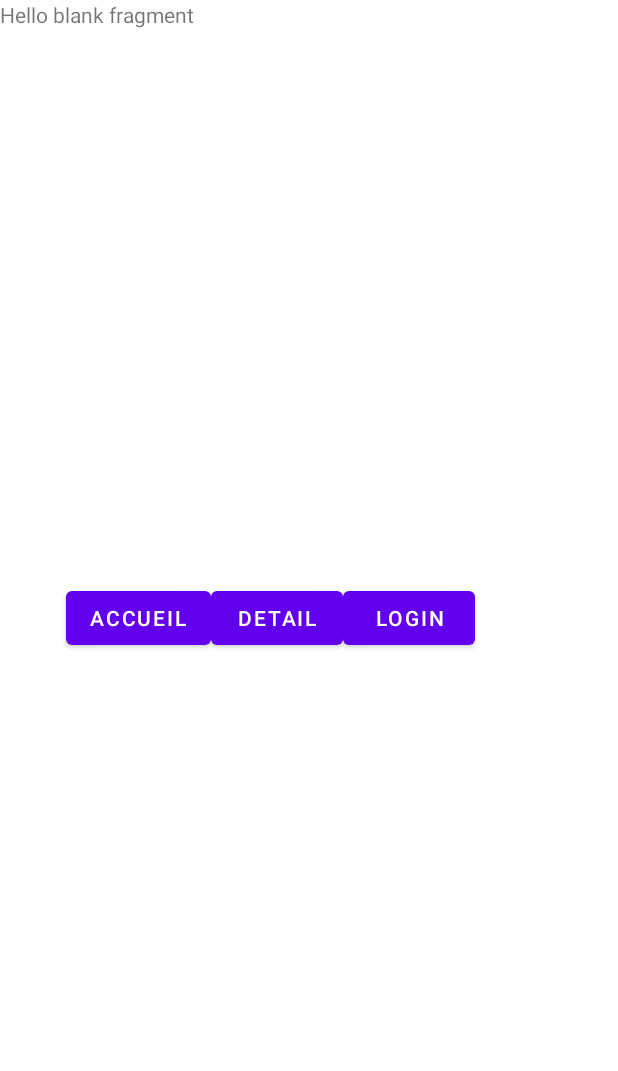
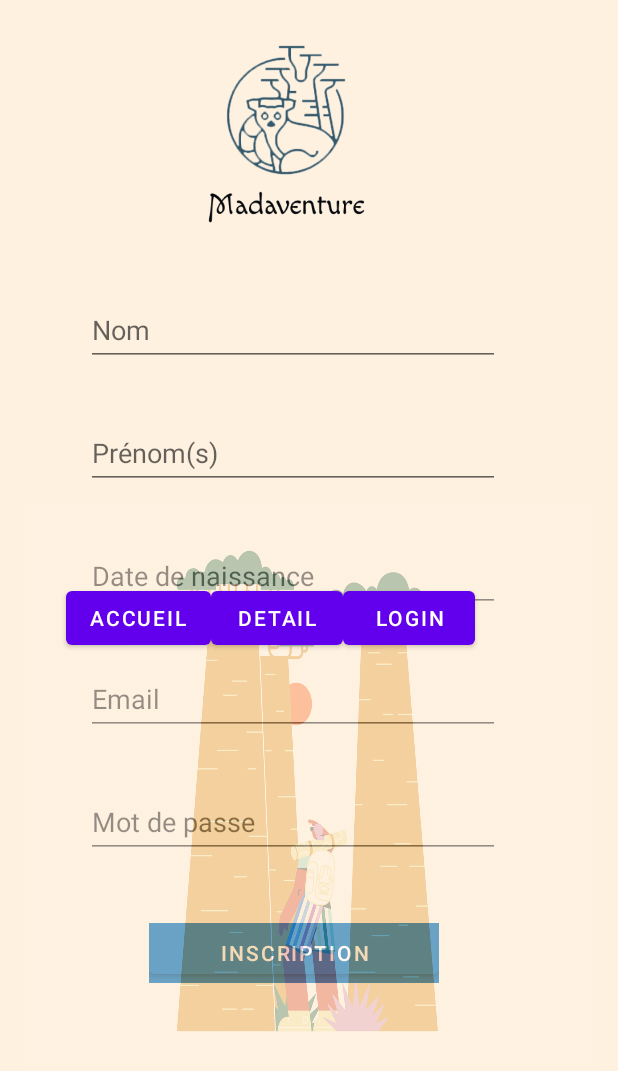
Before and after one commit to LafatraFitia/Madaventure-mobile-android, an Android app: the fragment SignupFragment placed in its activity, on a phone screen of 412 x 824 dp. Shown: the top 1071 px of the screen. Run offline under Robolectric (Android 15) with nearby library versions, the phone set to English and light mode, and no system bars.

Commit message:
inscription template

```diff
--- a/app/src/main/res/layout/fragment_login.xml
+++ b/app/src/main/res/layout/fragment_login.xml
@@ -144,4 +144,6 @@
             android:textSize="20sp" />
     </RelativeLayout>
 
+
+
 </LinearLayout>
--- a/app/src/main/res/layout/fragment_signup.xml
+++ b/app/src/main/res/layout/fragment_signup.xml
@@ -1,14 +1,154 @@
 <?xml version="1.0" encoding="utf-8"?>
 <FrameLayout xmlns:android="http://schemas.android.com/apk/res/android"
+    xmlns:app="http://schemas.android.com/apk/res-auto"
     xmlns:tools="http://schemas.android.com/tools"
     android:layout_width="match_parent"
     android:layout_height="match_parent"
-    tools:context=".SignupFragment">
+    tools:context=".SignupFragment"
+    android:background="#FEF1E0"
+    android:orientation="vertical"
+    android:padding="16dp" >
 
-    <!-- TODO: Update blank fragment layout -->
-    <TextView
+
+    <ImageView
+        android:id="@+id/imageView3"
+        android:layout_width="150dp"
+        android:layout_height="150dp"
+        android:layout_marginLeft="100dp"
+        android:src="@drawable/logo_groupe" />
+
+    <RelativeLayout
+        android:id="@+id/input_nom"
+        android:layout_width="276dp"
+        android:layout_height="79dp"
+        android:layout_alignParentLeft="true"
+        android:layout_marginLeft="41dp"
+        android:layout_alignParentTop="true"
+        android:layout_marginTop="180dp"
+        android:clipToOutline="true"
+        >
+
+        <EditText
+            android:id="@+id/nameEditText"
+            android:layout_width="match_parent"
+            android:layout_height="wrap_content"
+            android:hint="Nom"
+            android:inputType="text"
+            android:minHeight="48dp"
+            tools:ignore="TouchTargetSizeCheck" />
+    </RelativeLayout>
+
+    <RelativeLayout
+        android:id="@+id/input_preno"
+        android:layout_width="276dp"
+        android:layout_height="79dp"
+        android:layout_alignParentLeft="true"
+        android:layout_marginLeft="41dp"
+        android:layout_alignParentTop="true"
+        android:layout_marginTop="262dp"
+        android:clipToOutline="true"
+        >
+
+        <EditText
+            android:id="@+id/firstnameText"
+            android:layout_width="match_parent"
+            android:layout_height="wrap_content"
+            android:hint="Prénom(s)"
+            android:inputType="text"
+            android:minHeight="48dp"
+            tools:ignore="TouchTargetSizeCheck" />
+    </RelativeLayout>
+
+    <RelativeLayout
+        android:id="@+id/input_date_"
+        android:layout_width="276dp"
+        android:layout_height="79dp"
+        android:layout_alignParentLeft="true"
+        android:layout_marginLeft="41dp"
+        android:layout_alignParentTop="true"
+        android:layout_marginTop="344dp"
+        android:clipToOutline="true"
+        >
+
+        <EditText
+            android:id="@+id/datenaissanceText"
+            android:layout_width="match_parent"
+            android:layout_height="wrap_content"
+            android:hint="Date de naissance"
+            android:inputType="text"
+            android:minHeight="48dp"
+            tools:ignore="TouchTargetSizeCheck" />
+    </RelativeLayout>
+
+    <RelativeLayout
+        android:id="@+id/input_mail"
+        android:layout_width="276dp"
+        android:layout_height="79dp"
+        android:layout_alignParentLeft="true"
+        android:layout_marginLeft="41dp"
+        android:layout_alignParentTop="true"
+        android:layout_marginTop="426dp"
+        android:clipToOutline="true"
+        >
+
+        <EditText
+            android:id="@+id/emailText"
+            android:layout_width="match_parent"
+            android:layout_height="wrap_content"
+            android:hint="Email"
+            android:inputType="text"
+            android:minHeight="48dp"
+            tools:ignore="TouchTargetSizeCheck" />
+    </RelativeLayout>
+
+    <RelativeLayout
+        android:id="@+id/input_pwd"
+        android:layout_width="276dp"
+        android:layout_height="79dp"
+        android:layout_alignParentLeft="true"
+        android:layout_marginLeft="41dp"
+        android:layout_alignParentTop="true"
+        android:layout_marginTop="508dp"
+        android:clipToOutline="true"
+        >
+
+        <EditText
+            android:id="@+id/passwordText"
+            android:layout_width="match_parent"
+            android:layout_height="wrap_content"
+            android:hint="Mot de passe"
+            android:inputType="text"
+            android:minHeight="48dp"
+            tools:ignore="TouchTargetSizeCheck" />
+    </RelativeLayout>
+
+    <RelativeLayout
+        android:id="@+id/signup_but"
+        android:layout_width="193dp"
+        android:layout_height="40dp"
+        android:layout_alignParentLeft="true"
+        android:layout_alignParentTop="true"
+        android:layout_marginLeft="83dp"
+        android:layout_marginTop="599dp"
+        android:background="#2980B9"
+        android:clipToOutline="true">
+
+        <Button
+            android:id="@+id/signupButton"
+            android:layout_width="193dp"
+            android:layout_height="40dp"
+            android:backgroundTint="#2980B9"
+            android:text="inscription"
+            tools:ignore="TouchTargetSizeCheck" />
+    </RelativeLayout>
+
+    <RelativeLayout
+        android:id="@+id/myLayout"
         android:layout_width="match_parent"
-        android:layout_height="match_parent"
-        android:text="@string/hello_blank_fragment" />
+        android:layout_height="385dp"
+        android:background="@drawable/baobab_opac"
+        android:layout_marginTop="320dp">
+    </RelativeLayout>
+
 
 </FrameLayout>
```
